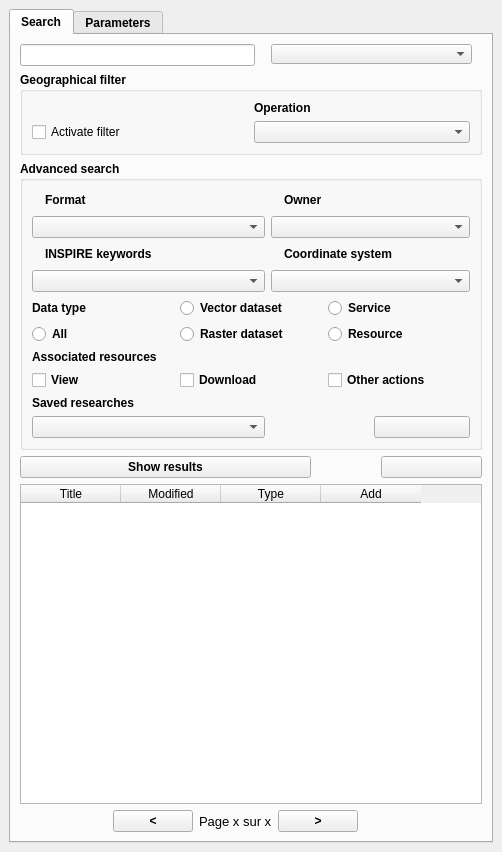
Qt form ui/isogeo_dockwidget_base.ui (isogeo/isogeo-plugin-qgis) before a commit.
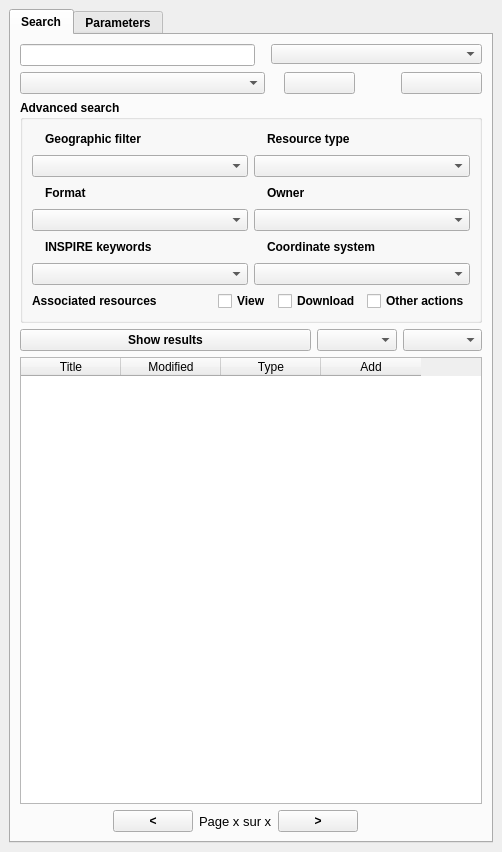
The same form after that commit. Icons and pictures are not drawn. Custom widgets are drawn as their Qt base class.

```diff
--- a/ui/isogeo_dockwidget_base.ui
+++ b/ui/isogeo_dockwidget_base.ui
@@ -13,7 +13,7 @@
   <property name="minimumSize">
    <size>
     <width>502</width>
-    <height>615</height>
+    <height>676</height>
    </size>
   </property>
   <property name="locale">
@@ -39,8 +39,10 @@
        <attribute name="title">
         <string>Search</string>
        </attribute>
-       <layout class="QGridLayout" name="gridLayout_4">
+       <layout class="QGridLayout" name="gridLayout_3">
         <item row="0" column="0">
+         <layout class="QVBoxLayout" name="verticalLayout_6">
+          <item>
          <layout class="QHBoxLayout" name="horizontalLayout_14">
           <item>
            <widget class="QLineEdit" name="txt_input">
@@ -65,7 +67,7 @@
               <rect>
                <x>10</x>
                <y>0</y>
-               <width>201</width>
+                 <width>211</width>
                <height>20</height>
               </rect>
              </property>
@@ -74,54 +76,88 @@
           </item>
          </layout>
         </item>
-        <item row="1" column="0">
-         <widget class="QgsCollapsibleGroupBox" name="grp_geofilter">
-          <property name="font">
-           <font>
-            <weight>75</weight>
-            <bold>true</bold>
-           </font>
-          </property>
-          <property name="title">
-           <string>Geographical filter</string>
-          </property>
-          <property name="collapsed">
-           <bool>false</bool>
-          </property>
-          <layout class="QGridLayout" name="gridLayout_3">
-           <item row="0" column="1">
-            <widget class="QLabel" name="label_7">
-             <property name="font">
-              <font>
-               <weight>75</weight>
-               <bold>true</bold>
-              </font>
+          <item>
+           <layout class="QHBoxLayout" name="horizontalLayout_13">
+            <item>
+             <widget class="QComboBox" name="cbb_saved"/>
+            </item>
+            <item>
+             <spacer name="horizontalSpacer_13">
+              <property name="orientation">
+               <enum>Qt::Horizontal</enum>
+              </property>
+              <property name="sizeType">
+               <enum>QSizePolicy::Fixed</enum>
+              </property>
+              <property name="sizeHint" stdset="0">
+               <size>
+                <width>13</width>
+                <height>20</height>
+               </size>
+              </property>
+             </spacer>
+            </item>
+            <item>
+             <widget class="QPushButton" name="btn_save">
+              <property name="maximumSize">
+               <size>
+                <width>71</width>
+                <height>16777215</height>
+               </size>
              </property>
              <property name="text">
-              <string>Operation</string>
-             </property>
-            </widget>
-           </item>
-           <item row="1" column="0">
-            <widget class="QCheckBox" name="checkBox_4">
-             <property name="font">
-              <font>
-               <weight>50</weight>
-               <bold>false</bold>
-              </font>
-             </property>
+               <string/>
+              </property>
+              <property name="icon">
+               <iconset resource="../resources.qrc">
+                <normaloff>:/plugins/Isogeo/resources/disc.png</normaloff>:/plugins/Isogeo/resources/disc.png</iconset>
+              </property>
+             </widget>
+            </item>
+            <item>
+             <spacer name="horizontalSpacer_9">
+              <property name="orientation">
+               <enum>Qt::Horizontal</enum>
+              </property>
+              <property name="sizeType">
+               <enum>QSizePolicy::Fixed</enum>
+              </property>
+              <property name="sizeHint" stdset="0">
+               <size>
+                <width>40</width>
+                <height>20</height>
+               </size>
+              </property>
+             </spacer>
+            </item>
+            <item>
+             <widget class="QPushButton" name="btn_reinit">
+              <property name="minimumSize">
+               <size>
+                <width>81</width>
+                <height>0</height>
+               </size>
+              </property>
+              <property name="maximumSize">
+               <size>
+                <width>81</width>
+                <height>16777215</height>
+               </size>
+              </property>
              <property name="text">
-              <string>Activate filter</string>
-             </property>
-            </widget>
-           </item>
-           <item row="1" column="1">
-            <widget class="QComboBox" name="cbb_operation"/>
-           </item>
-          </layout>
-         </widget>
+               <string/>
+              </property>
+              <property name="icon">
+               <iconset resource="../resources.qrc">
+                <normaloff>:/plugins/Isogeo/resources/refresh.png</normaloff>:/plugins/Isogeo/resources/refresh.png</iconset>
+              </property>
+             </widget>
+            </item>
+           </layout>
+          </item>
+         </layout>
         </item>
-        <item row="2" column="0">
+        <item row="1" column="0">
          <widget class="QgsCollapsibleGroupBox" name="grp_filters">
           <property name="font">
            <font>
@@ -140,6 +176,53 @@
           </property>
           <layout class="QGridLayout" name="gridLayout_2">
            <item row="0" column="0">
+            <layout class="QVBoxLayout" name="verticalLayout_10">
+             <item>
+              <layout class="QHBoxLayout" name="horizontalLayout_15">
+               <item>
+                <layout class="QVBoxLayout" name="verticalLayout_8">
+                 <item>
+                  <layout class="QVBoxLayout" name="verticalLayout_5">
+                   <item>
+                    <layout class="QHBoxLayout" name="horizontalLayout_9">
+                     <item>
+                      <widget class="QLabel" name="label">
+                       <property name="text">
+                        <string/>
+                       </property>
+                       <property name="pixmap">
+                        <pixmap resource="../resources.qrc">:/plugins/Isogeo/resources/globe.png</pixmap>
+                       </property>
+                      </widget>
+                     </item>
+                     <item>
+                      <widget class="QLabel" name="label_7">
+                       <property name="text">
+                        <string>Geographic filter</string>
+                       </property>
+                      </widget>
+                     </item>
+                     <item>
+                      <spacer name="horizontalSpacer_10">
+                       <property name="orientation">
+                        <enum>Qt::Horizontal</enum>
+                       </property>
+                       <property name="sizeHint" stdset="0">
+                        <size>
+                         <width>48</width>
+                         <height>20</height>
+                        </size>
+                       </property>
+                      </spacer>
+                     </item>
+                    </layout>
+                   </item>
+                   <item>
+                    <widget class="QComboBox" name="cbb_operation"/>
+                   </item>
+                  </layout>
+                 </item>
+                 <item>
             <layout class="QVBoxLayout" name="verticalLayout">
              <item>
               <layout class="QHBoxLayout" name="horizontalLayout_5">
@@ -217,85 +300,7 @@
              </item>
             </layout>
            </item>
-           <item row="0" column="1" colspan="2">
-            <layout class="QVBoxLayout" name="verticalLayout_2">
              <item>
-              <layout class="QHBoxLayout" name="horizontalLayout_6">
-               <item>
-                <layout class="QHBoxLayout" name="horizontalLayout_3">
-                 <item>
-                  <widget class="QLabel" name="label_9">
-                   <property name="font">
-                    <font>
-                     <weight>75</weight>
-                     <italic>false</italic>
-                     <bold>true</bold>
-                    </font>
-                   </property>
-                   <property name="text">
-                    <string/>
-                   </property>
-                   <property name="pixmap">
-                    <pixmap resource="../resources.qrc">:/plugins/Isogeo/resources/university.png</pixmap>
-                   </property>
-                  </widget>
-                 </item>
-                 <item>
-                  <widget class="QLabel" name="label_3">
-                   <property name="font">
-                    <font>
-                     <weight>75</weight>
-                     <italic>false</italic>
-                     <bold>true</bold>
-                    </font>
-                   </property>
-                   <property name="text">
-                    <string>Owner</string>
-                   </property>
-                  </widget>
-                 </item>
-                </layout>
-               </item>
-               <item>
-                <spacer name="horizontalSpacer_3">
-                 <property name="orientation">
-                  <enum>Qt::Horizontal</enum>
-                 </property>
-                 <property name="sizeHint" stdset="0">
-                  <size>
-                   <width>148</width>
-                   <height>20</height>
-                  </size>
-                 </property>
-                </spacer>
-               </item>
-              </layout>
-             </item>
-             <item>
-              <widget class="QComboBox" name="cbb_owner">
-               <property name="sizePolicy">
-                <sizepolicy hsizetype="Preferred" vsizetype="Fixed">
-                 <horstretch>0</horstretch>
-                 <verstretch>0</verstretch>
-                </sizepolicy>
-               </property>
-               <property name="minimumSize">
-                <size>
-                 <width>30</width>
-                 <height>0</height>
-                </size>
-               </property>
-               <property name="maximumSize">
-                <size>
-                 <width>300</width>
-                 <height>16777215</height>
-                </size>
-               </property>
-              </widget>
-             </item>
-            </layout>
-           </item>
-           <item row="1" column="0">
             <layout class="QVBoxLayout" name="verticalLayout_3">
              <item>
               <layout class="QHBoxLayout" name="horizontalLayout_7">
@@ -373,7 +378,130 @@
              </item>
             </layout>
            </item>
-           <item row="1" column="1" colspan="2">
+                </layout>
+               </item>
+               <item>
+                <layout class="QVBoxLayout" name="verticalLayout_9">
+                 <item>
+                  <layout class="QVBoxLayout" name="verticalLayout_7">
+                   <item>
+                    <layout class="QHBoxLayout" name="horizontalLayout_10">
+                     <item>
+                      <widget class="QLabel" name="label_10">
+                       <property name="text">
+                        <string/>
+                       </property>
+                       <property name="pixmap">
+                        <pixmap resource="../resources.qrc">:/plugins/Isogeo/resources/certificate.png</pixmap>
+                       </property>
+                      </widget>
+                     </item>
+                     <item>
+                      <widget class="QLabel" name="label_11">
+                       <property name="text">
+                        <string>Resource type</string>
+                       </property>
+                      </widget>
+                     </item>
+                     <item>
+                      <spacer name="horizontalSpacer_11">
+                       <property name="orientation">
+                        <enum>Qt::Horizontal</enum>
+                       </property>
+                       <property name="sizeHint" stdset="0">
+                        <size>
+                         <width>48</width>
+                         <height>20</height>
+                        </size>
+                       </property>
+                      </spacer>
+                     </item>
+                    </layout>
+                   </item>
+                   <item>
+                    <widget class="QComboBox" name="cbb_type"/>
+                   </item>
+                  </layout>
+                 </item>
+                 <item>
+                  <layout class="QVBoxLayout" name="verticalLayout_2">
+                   <item>
+                    <layout class="QHBoxLayout" name="horizontalLayout_6">
+                     <item>
+                      <layout class="QHBoxLayout" name="horizontalLayout_3">
+                       <item>
+                        <widget class="QLabel" name="label_9">
+                         <property name="font">
+                          <font>
+                           <weight>75</weight>
+                           <italic>false</italic>
+                           <bold>true</bold>
+                          </font>
+                         </property>
+                         <property name="text">
+                          <string/>
+                         </property>
+                         <property name="pixmap">
+                          <pixmap resource="../resources.qrc">:/plugins/Isogeo/resources/university.png</pixmap>
+                         </property>
+                        </widget>
+                       </item>
+                       <item>
+                        <widget class="QLabel" name="label_3">
+                         <property name="font">
+                          <font>
+                           <weight>75</weight>
+                           <italic>false</italic>
+                           <bold>true</bold>
+                          </font>
+                         </property>
+                         <property name="text">
+                          <string>Owner</string>
+                         </property>
+                        </widget>
+                       </item>
+                      </layout>
+                     </item>
+                     <item>
+                      <spacer name="horizontalSpacer_3">
+                       <property name="orientation">
+                        <enum>Qt::Horizontal</enum>
+                       </property>
+                       <property name="sizeHint" stdset="0">
+                        <size>
+                         <width>148</width>
+                         <height>20</height>
+                        </size>
+                       </property>
+                      </spacer>
+                     </item>
+                    </layout>
+                   </item>
+                   <item>
+                    <widget class="QComboBox" name="cbb_owner">
+                     <property name="sizePolicy">
+                      <sizepolicy hsizetype="Preferred" vsizetype="Fixed">
+                       <horstretch>0</horstretch>
+                       <verstretch>0</verstretch>
+                      </sizepolicy>
+                     </property>
+                     <property name="minimumSize">
+                      <size>
+                       <width>30</width>
+                       <height>0</height>
+                      </size>
+                     </property>
+                     <property name="maximumSize">
+                      <size>
+                       <width>300</width>
+                       <height>16777215</height>
+                      </size>
+                     </property>
+                    </widget>
+                   </item>
+                  </layout>
+                 </item>
+                 <item>
             <layout class="QVBoxLayout" name="verticalLayout_4">
              <item>
               <layout class="QHBoxLayout" name="horizontalLayout_8">
@@ -451,91 +579,13 @@
              </item>
             </layout>
            </item>
-           <item row="2" column="0" colspan="3">
-            <layout class="QVBoxLayout" name="verticalLayout_5">
-             <item>
-              <layout class="QHBoxLayout" name="horizontalLayout_9">
-               <item>
-                <widget class="QLabel" name="label_24">
-                 <property name="font">
-                  <font>
-                   <weight>75</weight>
-                   <bold>true</bold>
-                  </font>
-                 </property>
-                 <property name="text">
-                  <string>Data type</string>
-                 </property>
-                </widget>
+                </layout>
                </item>
-               <item>
-                <widget class="QRadioButton" name="rdb_vector">
-                 <property name="sizePolicy">
-                  <sizepolicy hsizetype="Preferred" vsizetype="Fixed">
-                   <horstretch>0</horstretch>
-                   <verstretch>0</verstretch>
-                  </sizepolicy>
-                 </property>
-                 <property name="text">
-                  <string>Vector dataset</string>
-                 </property>
-                </widget>
-               </item>
-               <item>
-                <widget class="QRadioButton" name="rdb_service">
-                 <property name="sizePolicy">
-                  <sizepolicy hsizetype="Preferred" vsizetype="Fixed">
-                   <horstretch>0</horstretch>
-                   <verstretch>0</verstretch>
-                  </sizepolicy>
-                 </property>
-                 <property name="text">
-                  <string>Service</string>
-                 </property>
-                </widget>
-               </item>
               </layout>
              </item>
              <item>
-              <layout class="QHBoxLayout" name="horizontalLayout_10">
+              <layout class="QHBoxLayout" name="horizontalLayout_16">
                <item>
-                <widget class="QRadioButton" name="rdb_alltypes">
-                 <property name="text">
-                  <string>All</string>
-                 </property>
-                </widget>
-               </item>
-               <item>
-                <widget class="QRadioButton" name="rdb_raster">
-                 <property name="sizePolicy">
-                  <sizepolicy hsizetype="Preferred" vsizetype="Fixed">
-                   <horstretch>0</horstretch>
-                   <verstretch>0</verstretch>
-                  </sizepolicy>
-                 </property>
-                 <property name="text">
-                  <string>Raster dataset</string>
-                 </property>
-                </widget>
-               </item>
-               <item>
-                <widget class="QRadioButton" name="rdb_resource">
-                 <property name="sizePolicy">
-                  <sizepolicy hsizetype="Preferred" vsizetype="Fixed">
-                   <horstretch>0</horstretch>
-                   <verstretch>0</verstretch>
-                  </sizepolicy>
-                 </property>
-                 <property name="text">
-                  <string>Resource</string>
-                 </property>
-                </widget>
-               </item>
-              </layout>
-             </item>
-            </layout>
-           </item>
-           <item row="3" column="0">
             <widget class="QLabel" name="label_6">
              <property name="font">
               <font>
@@ -549,7 +599,23 @@
              </property>
             </widget>
            </item>
-           <item row="4" column="0" colspan="3">
+               <item>
+                <spacer name="horizontalSpacer_12">
+                 <property name="orientation">
+                  <enum>Qt::Horizontal</enum>
+                 </property>
+                 <property name="sizeType">
+                  <enum>QSizePolicy::Fixed</enum>
+                 </property>
+                 <property name="sizeHint" stdset="0">
+                  <size>
+                   <width>40</width>
+                   <height>20</height>
+                  </size>
+                 </property>
+                </spacer>
+               </item>
+               <item>
             <layout class="QHBoxLayout" name="horizontalLayout_11">
              <item>
               <widget class="QCheckBox" name="checkBox">
@@ -574,32 +640,9 @@
              </item>
             </layout>
            </item>
-           <item row="5" column="0">
-            <widget class="QLabel" name="label">
-             <property name="font">
-              <font>
-               <weight>75</weight>
-               <bold>true</bold>
-              </font>
-             </property>
-             <property name="text">
-              <string>Saved researches</string>
-             </property>
-            </widget>
-           </item>
-           <item row="6" column="2">
-            <widget class="QPushButton" name="btn_save">
-             <property name="text">
-              <string/>
-             </property>
-             <property name="icon">
-              <iconset resource="../resources.qrc">
-               <normaloff>:/plugins/Isogeo/resources/disc.png</normaloff>:/plugins/Isogeo/resources/disc.png</iconset>
-             </property>
-            </widget>
-           </item>
-           <item row="6" column="0">
-            <widget class="QComboBox" name="cbb_saved"/>
+              </layout>
+             </item>
+            </layout>
            </item>
           </layout>
           <zorder>label_6</zorder>
@@ -608,8 +651,8 @@
           <zorder>btn_save</zorder>
          </widget>
         </item>
-        <item row="3" column="0">
-         <layout class="QHBoxLayout" name="horizontalLayout_13">
+        <item row="2" column="0">
+         <layout class="QHBoxLayout" name="horizontalLayout_17">
           <item>
            <widget class="QPushButton" name="btn_show">
             <property name="minimumSize">
@@ -628,45 +671,30 @@
            </widget>
           </item>
           <item>
-           <spacer name="horizontalSpacer_9">
-            <property name="orientation">
-             <enum>Qt::Horizontal</enum>
-            </property>
-            <property name="sizeHint" stdset="0">
-             <size>
-              <width>40</width>
-              <height>20</height>
-             </size>
-            </property>
-           </spacer>
+           <widget class="QComboBox" name="cbb_ob"/>
           </item>
           <item>
-           <widget class="QPushButton" name="btn_reinit">
-            <property name="minimumSize">
-             <size>
-              <width>101</width>
-              <height>0</height>
-             </size>
-            </property>
-            <property name="text">
-             <string/>
-            </property>
-            <property name="icon">
-             <iconset resource="../resources.qrc">
-              <normaloff>:/plugins/Isogeo/resources/refresh.png</normaloff>:/plugins/Isogeo/resources/refresh.png</iconset>
-            </property>
-           </widget>
+           <widget class="QComboBox" name="cbb_od"/>
           </item>
          </layout>
         </item>
-        <item row="4" column="0">
+        <item row="3" column="0">
          <widget class="QTableWidget" name="tbl_result">
           <property name="editTriggers">
            <set>QAbstractItemView::NoEditTriggers</set>
           </property>
           <property name="sortingEnabled">
-           <bool>true</bool>
+           <bool>false</bool>
           </property>
+          <attribute name="horizontalHeaderVisible">
+           <bool>true</bool>
+          </attribute>
+          <attribute name="horizontalHeaderShowSortIndicator" stdset="0">
+           <bool>false</bool>
+          </attribute>
+          <attribute name="verticalHeaderVisible">
+           <bool>true</bool>
+          </attribute>
           <column>
            <property name="text">
             <string>Title</string>
```
Left out of the diff: 23 changed lines with no effect on the pictures. Lines whose indentation alone changed are shown as unchanged.
